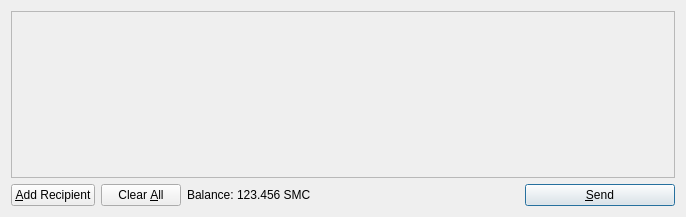
Before: the Qt Designer form src/qt/forms/sendcoinsdialog.ui in mcounts/coinmighty, drawn with Qt 5.
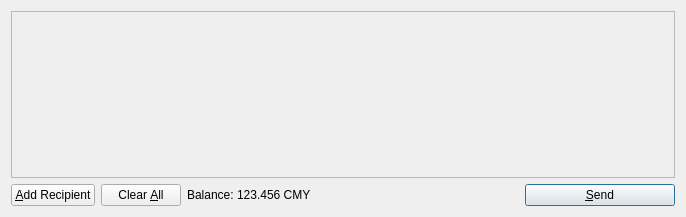
After: the same form once the commit is applied. Icons and pictures are not drawn.

```diff
--- a/src/qt/forms/sendcoinsdialog.ui
+++ b/src/qt/forms/sendcoinsdialog.ui
@@ -119,7 +119,7 @@
           <cursorShape>IBeamCursor</cursorShape>
          </property>
          <property name="text">
-          <string>123.456 SMC</string>
+          <string>123.456 CMY</string>
          </property>
          <property name="textInteractionFlags">
           <set>Qt::LinksAccessibleByMouse|Qt::TextSelectableByKeyboard|Qt::TextSelectableByMouse</set>
```
